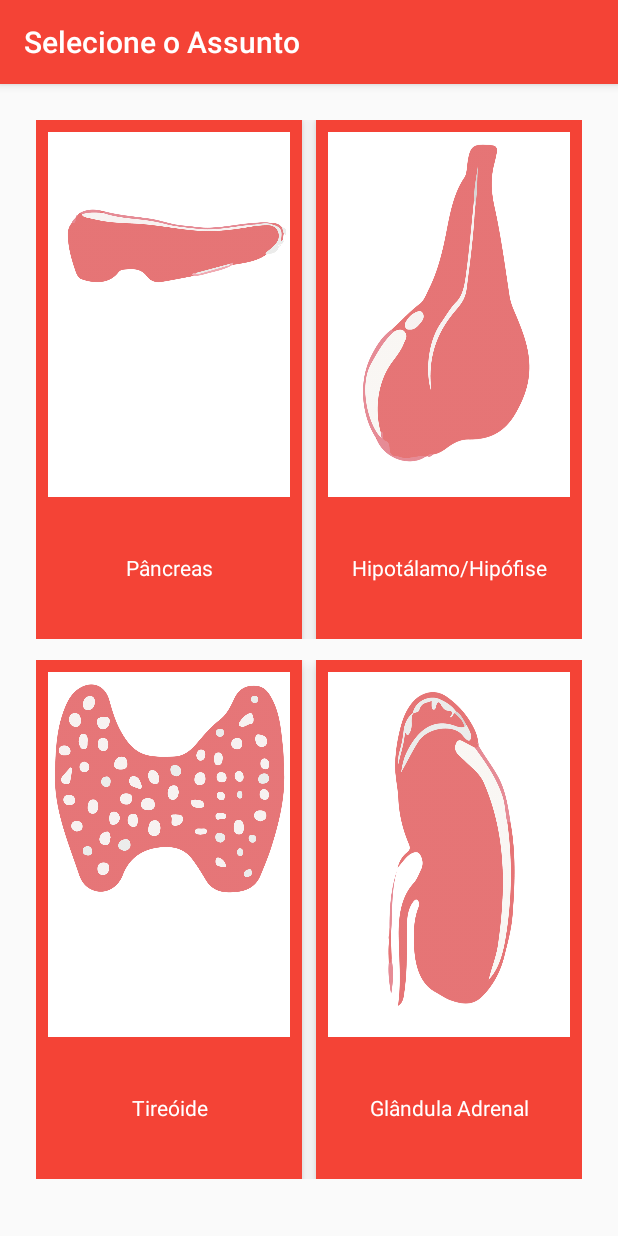
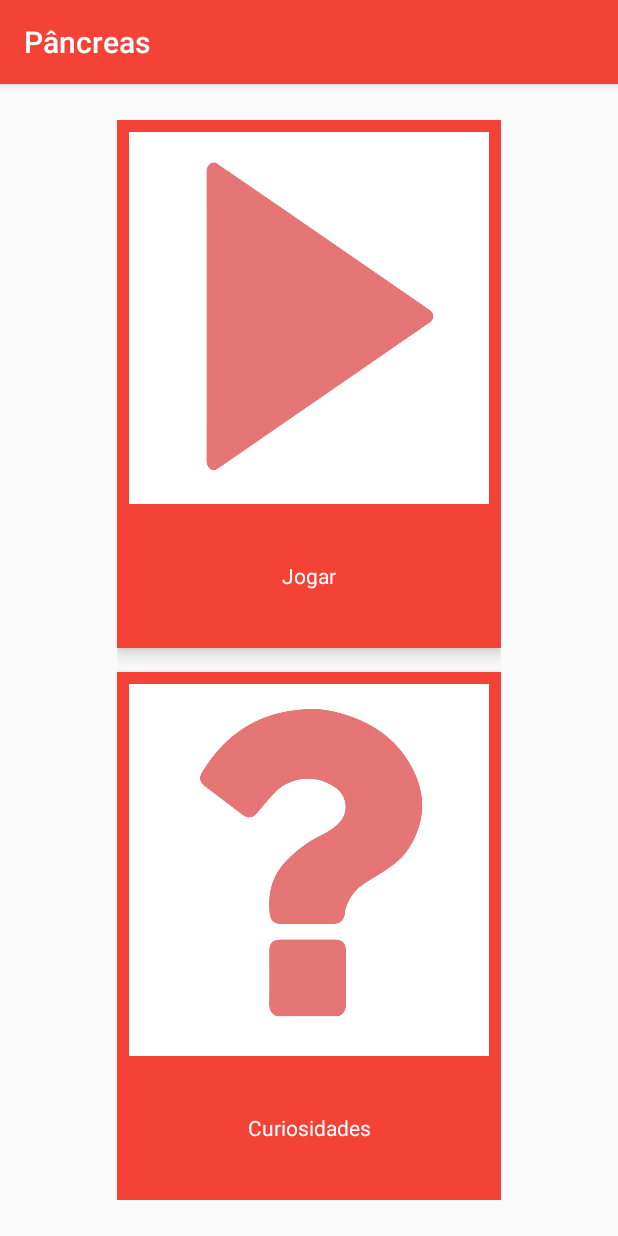
Before and after one commit to anjoshigor/TiPad, an Android app: the screen it shows after launch (MainActivity before the commit, Pancreas after it), after a tap on "Pâncreas", on a phone screen of 412 x 824 dp. Run offline under Robolectric (Android 15) with nearby library versions, the phone set to English and light mode, and no system bars.

Commit message:
Telas do pancreas de jogo e de perguntas adicionadas

```diff
--- a/app/build.gradle
+++ b/app/build.gradle
@@ -23,4 +23,5 @@ dependencies {
     compile fileTree(dir: 'libs', include: ['*.jar'])
     testCompile 'junit:junit:4.12'
     compile 'com.android.support:appcompat-v7:23.2.1'
+    compile 'com.android.support:design:23.2.1'
 }
--- a/app/src/main/AndroidManifest.xml
+++ b/app/src/main/AndroidManifest.xml
@@ -4,9 +4,9 @@
 
     <application
         android:allowBackup="true"
-        android:largeHeap="true"
         android:icon="@mipmap/ic_launcher_app"
         android:label="@string/app_name"
+        android:largeHeap="true"
         android:supportsRtl="true"
         android:theme="@style/AppTheme">
         <activity android:name=".MainActivity">
@@ -16,6 +16,10 @@
                 <category android:name="android.intent.category.LAUNCHER" />
             </intent-filter>
         </activity>
+        <activity android:name=".Pancreas" />
+        <activity
+            android:name=".Perguntas"
+            android:theme="@style/AppTheme.NoBar"/>
     </application>
 
 </manifest>
--- a/app/src/main/java/com/anjoshigor/tipad/MainActivity.java
+++ b/app/src/main/java/com/anjoshigor/tipad/MainActivity.java
@@ -1,5 +1,6 @@
 package com.anjoshigor.tipad;
 
+import android.content.Intent;
 import android.support.v7.app.AppCompatActivity;
 import android.os.Bundle;
 import android.view.View;
@@ -9,22 +10,43 @@ import android.widget.Toast;
 public class MainActivity extends AppCompatActivity {
 
     Toast toastP, toastH, toastA, toastT;
-
+    Intent intentP;
+    ImageView pancreasImage, hipofiseImage, adrenalImage, tireoideImage;
     @Override
     protected void onCreate(Bundle savedInstanceState) {
         super.onCreate(savedInstanceState);
         setContentView(R.layout.activity_main);
         setTitle("Selecione o Assunto");
+        populateImages();
 
-        toastP = Toast.makeText(getApplicationContext(), "BUTAO Pancreas", Toast.LENGTH_LONG);
-        toastH = Toast.makeText(getApplicationContext(), "BUTAO Hipotálamo", Toast.LENGTH_LONG);
-        toastT = Toast.makeText(getApplicationContext(), "BUTAO Tireoide", Toast.LENGTH_LONG);
-        toastA = Toast.makeText(getApplicationContext(), "BUTAO Adrenal", Toast.LENGTH_LONG);
 
+
+    }
+
+    private void populateImages() {
+        runOnUiThread(new Runnable() {
+            public void run() {
+                pancreasImage = (ImageView) findViewById(R.id.pancreasImageView);
+                tireoideImage = (ImageView) findViewById(R.id.tireoideImageView);
+                hipofiseImage = (ImageView) findViewById(R.id.hipofiseImageView);
+                adrenalImage = (ImageView) findViewById(R.id.adrenalImageView);
+                hipofiseImage.setImageDrawable(getResources().getDrawable(R.drawable.rsz_hipofise_02));
+                tireoideImage.setImageDrawable(getResources().getDrawable(R.drawable.rsz_tireoide_02));
+                adrenalImage.setImageDrawable(getResources().getDrawable(R.drawable.rsz_adrenal_02));
+                pancreasImage.setImageDrawable(getResources().getDrawable(R.drawable.rsz_pancreas_02));
+                toastP = Toast.makeText(getApplicationContext(), "BUTAO Pancreas", Toast.LENGTH_LONG);
+                toastH = Toast.makeText(getApplicationContext(), "BUTAO Hipotálamo", Toast.LENGTH_LONG);
+                toastT = Toast.makeText(getApplicationContext(), "BUTAO Tireoide", Toast.LENGTH_LONG);
+                toastA = Toast.makeText(getApplicationContext(), "BUTAO Adrenal", Toast.LENGTH_LONG);
+                intentP = new Intent(getBaseContext(), Pancreas.class);
+                intentP.setFlags(Intent.FLAG_ACTIVITY_CLEAR_TOP);
+            }
+        });
     }
 
     public void callPancreasView(View v) {
         toastP.show();
+        startActivity(intentP);
     }
 
     public void callHipotView(View v) {
--- /dev/null
+++ b/app/src/main/java/com/anjoshigor/tipad/Pancreas.java
@@ -0,0 +1,55 @@
+package com.anjoshigor.tipad;
+
+/**
+ * Created by anjoshigor on 04/10/16.
+ */
+
+import android.content.Intent;
+import android.support.v7.app.AppCompatActivity;
+import android.os.Bundle;
+import android.view.View;
+import android.widget.ImageView;
+import android.widget.Toast;
+
+public class Pancreas extends AppCompatActivity {
+
+    Toast toastP, toastC;
+    ImageView playImage, curImage;
+    Intent intentP;
+
+    @Override
+    protected void onCreate(Bundle savedInstanceState) {
+        super.onCreate(savedInstanceState);
+        setContentView(R.layout.pancreas);
+        setTitle("Pâncreas");
+        populateImages();
+
+
+    }
+
+    private void populateImages() {
+        runOnUiThread(new Runnable(){
+            public void run() {
+                playImage= (ImageView)findViewById(R.id.playImageView);
+                playImage.setImageDrawable(getResources().getDrawable(R.drawable.rsz_play));
+                curImage= (ImageView)findViewById(R.id.curImageView);
+                curImage.setImageDrawable(getResources().getDrawable(R.drawable.rsz_question_mark));
+                toastP = Toast.makeText(getApplicationContext(), "BUTAO Jogar", Toast.LENGTH_LONG);
+                toastC = Toast.makeText(getApplicationContext(), "BUTAO Curiosidades", Toast.LENGTH_LONG);
+                intentP = new Intent(getBaseContext(), Perguntas.class);
+                intentP.setFlags(Intent.FLAG_ACTIVITY_CLEAR_TOP);
+            }
+        });
+    }
+
+    public void callPlayView(View v) {
+        startActivity(intentP);
+        toastP.show();
+    }
+
+    public void callCurView(View v) {
+        toastC.show();
+    }
+
+
+}
--- a/app/src/main/res/layout/activity_main.xml
+++ b/app/src/main/res/layout/activity_main.xml
@@ -1,5 +1,6 @@
 <?xml version="1.0" encoding="utf-8"?>
-<LinearLayout xmlns:android="http://schemas.android.com/apk/res/android"
+<LinearLayout
+    xmlns:android="http://schemas.android.com/apk/res/android"
     xmlns:tools="http://schemas.android.com/tools"
     android:layout_width="match_parent"
     android:layout_height="match_parent"
@@ -15,6 +16,7 @@
         android:orientation="horizontal">
 
         <LinearLayout
+            android:layout_gravity="center"
             android:layout_width="0dp"
             android:layout_height="match_parent"
             android:layout_marginRight="4dp"
@@ -27,12 +29,12 @@
             android:paddingRight="4dp">
 
             <ImageView
+                android:id="@+id/pancreasImageView"
                 android:layout_width="match_parent"
                 android:layout_height="0dp"
                 android:layout_weight="4"
                 android:adjustViewBounds="true"
-                android:scaleType="fitStart"
-                android:src="@drawable/rsz_pancreas_02" />
+                android:scaleType="centerInside" />
 
             <TextView
                 android:layout_width="match_parent"
@@ -41,13 +43,14 @@
                 android:background="@color/primary"
                 android:gravity="center"
                 android:padding="8dp"
-                android:text="Pâncreas"
+                android:text="@string/pancreas"
                 android:textColor="@color/icons" />
 
         </LinearLayout>
 
 
         <LinearLayout
+            android:layout_gravity="center"
             android:layout_width="0dp"
             android:layout_height="match_parent"
             android:layout_marginLeft="5dp"
@@ -60,12 +63,12 @@
             android:paddingRight="4dp">
 
             <ImageView
+                android:id="@+id/hipofiseImageView"
                 android:layout_width="match_parent"
                 android:layout_height="0dp"
                 android:layout_weight="4"
                 android:adjustViewBounds="true"
-                android:scaleType="fitXY"
-                android:src="@drawable/rsz_hipofise_02" />
+                android:scaleType="centerInside"/>
 
             <TextView
                 android:layout_width="match_parent"
@@ -74,7 +77,7 @@
                 android:background="@color/primary"
                 android:gravity="center"
                 android:padding="8dp"
-                android:text="Hipotálamo/Hipófise"
+                android:text="@string/hipofise"
                 android:textColor="@color/icons" />
 
         </LinearLayout>
@@ -96,17 +99,18 @@
             android:background="@drawable/background_border"
             android:elevation="6dp"
             android:onClick="callTireoideView"
+            android:layout_gravity="center"
             android:orientation="vertical"
             android:paddingLeft="4dp"
             android:paddingRight="4dp">
 
             <ImageView
+                android:id="@+id/tireoideImageView"
                 android:layout_width="match_parent"
                 android:layout_height="0dp"
                 android:layout_weight="4"
                 android:adjustViewBounds="true"
-                android:scaleType="fitStart"
-                android:src="@drawable/rsz_tireoide_02" />
+                android:scaleType="centerInside"/>
 
             <TextView
                 android:layout_width="match_parent"
@@ -115,7 +119,7 @@
                 android:background="@color/primary"
                 android:gravity="center"
                 android:padding="8dp"
-                android:text="Tireóide"
+                android:text="@string/tireoide"
                 android:textColor="@color/icons" />
 
         </LinearLayout>
@@ -126,6 +130,7 @@
             android:layout_height="match_parent"
             android:layout_marginLeft="5dp"
             android:layout_weight="1"
+            android:layout_gravity="center"
             android:background="@drawable/background_border"
             android:elevation="6dp"
             android:onClick="callAdrenalView"
@@ -134,12 +139,12 @@
             android:paddingRight="4dp">
 
             <ImageView
+                android:id="@+id/adrenalImageView"
                 android:layout_width="match_parent"
                 android:layout_height="0dp"
                 android:layout_weight="4"
                 android:adjustViewBounds="true"
-                android:scaleType="fitXY"
-                android:src="@drawable/rsz_adrenal_02" />
+                android:scaleType="centerInside"/>
 
             <TextView
                 android:layout_width="match_parent"
@@ -148,7 +153,7 @@
                 android:background="@color/primary"
                 android:gravity="center"
                 android:padding="8dp"
-                android:text="Glândula Adrenal"
+                android:text="@string/adrenal"
                 android:textColor="@color/icons" />
 
         </LinearLayout>
--- /dev/null
+++ b/app/src/main/res/layout/pancreas.xml
@@ -0,0 +1,76 @@
+<?xml version="1.0" encoding="utf-8"?>
+<LinearLayout xmlns:android="http://schemas.android.com/apk/res/android"
+    xmlns:tools="http://schemas.android.com/tools"
+    android:layout_width="match_parent"
+    android:layout_height="match_parent"
+    android:orientation="vertical"
+    android:padding="24dp"
+    tools:context="com.anjoshigor.tipad.Pancreas">
+
+    <LinearLayout
+        android:layout_width="wrap_content"
+        android:layout_height="match_parent"
+        android:layout_gravity="center"
+        android:orientation="vertical">
+
+        <LinearLayout
+            android:layout_width="wrap_content"
+            android:layout_height="0dp"
+            android:layout_marginBottom="8dp"
+            android:layout_weight="1"
+            android:background="@drawable/background_border"
+            android:elevation="6dp"
+            android:onClick="callPlayView"
+            android:orientation="vertical">
+
+            <ImageView
+                android:layout_width="match_parent"
+                android:layout_height="0dp"
+                android:id="@+id/playImageView"
+                android:layout_weight="4"
+                android:adjustViewBounds="true"
+                android:scaleType="centerInside"
+                />
+
+            <TextView
+                android:layout_width="match_parent"
+                android:layout_height="0dp"
+                android:layout_weight="1.5"
+                android:background="@color/primary"
+                android:gravity="center"
+                android:padding="8dp"
+                android:text="@string/jogar"
+                android:textColor="@color/icons" />
+        </LinearLayout>
+
+        <LinearLayout
+            android:layout_width="wrap_content"
+            android:layout_height="0dp"
+            android:layout_marginTop="8dp"
+            android:layout_weight="1"
+            android:background="@drawable/background_border"
+            android:elevation="6dp"
+            android:onClick="callCurView"
+            android:orientation="vertical">
+
+            <ImageView
+                android:layout_width="match_parent"
+                android:layout_height="0dp"
+                android:layout_weight="4"
+                android:adjustViewBounds="true"
+                android:scaleType="centerInside"
+                android:id="@+id/curImageView"/>
+
+            <TextView
+                android:layout_width="match_parent"
+                android:layout_height="0dp"
+                android:layout_weight="1.5"
+                android:background="@color/primary"
+                android:gravity="center"
+                android:padding="8dp"
+                android:text="@string/curiosidades"
+                android:textColor="@color/icons" />
+        </LinearLayout>
+
+    </LinearLayout>
+</LinearLayout>
--- a/app/src/main/res/values/colors.xml
+++ b/app/src/main/res/values/colors.xml
@@ -7,6 +7,7 @@
     <color name="primary_text">#212121</color>
     <color name="secondary_text">#757575</color>
     <color name="icons">#FFFFFF</color>
-    <color name="divider">#BDBDBD</color>
+    <color name="divider">#e0e0e0</color>
+    <color name="indigo">#3F51B5</color>
 
 </resources>
--- a/app/src/main/res/values/dimens.xml
+++ b/app/src/main/res/values/dimens.xml
@@ -2,4 +2,7 @@
     <!-- Default screen margins, per the Android Design guidelines. -->
     <dimen name="activity_horizontal_margin">16dp</dimen>
     <dimen name="activity_vertical_margin">16dp</dimen>
+    <dimen name="app_bar_height">180dp</dimen>
+    <dimen name="fab_margin">16dp</dimen>
+    <dimen name="text_margin">16dp</dimen>
 </resources>
--- a/app/src/main/res/values/styles.xml
+++ b/app/src/main/res/values/styles.xml
@@ -8,4 +8,21 @@
         <item name="colorAccent">@color/accent</item>
     </style>
 
+    <!-- Base application theme. -->
+    <style name="AppTheme.NoBar" parent="Theme.AppCompat.Light.NoActionBar">
+        <!-- Customize your theme here. -->
+        <item name="colorPrimary">@color/primary</item>
+        <item name="colorPrimaryDark">@color/primary_dark</item>
+        <item name="colorAccent">@color/accent</item>
+    </style>
+
+    <style name="RespostaCinza" parent="@android:style/TextAppearance.Medium">
+        <item name="android:layout_width">0dp</item>
+        <item name="android:layout_weight">10</item>
+        <item name="android:padding">8dp</item>
+        <item name="android:textColor">@color/primary_text</item>
+        <item name="android:textStyle">normal</item>
+        <item name="android:layout_height">wrap_content</item>
+    </style>
+
 </resources>
```
Also changed, not shown: app/src/main/java/com/anjoshigor/tipad/Perguntas.java (added, +42 -0 lines), app/src/main/res/layout/content_perguntas.xml (added, +185 -0 lines), app/src/main/res/values/strings.xml (+13 -0 lines), app/src/main/res/drawable/adrenal.png (deleted), app/src/main/res/drawable/hipofise.png (deleted), app/src/main/res/drawable/pancreas.png (deleted), app/src/main/res/drawable/play.png (deleted), app/src/main/res/drawable/question_mark.png (deleted), app/src/main/res/drawable/rsz_play.png (added), app/src/main/res/drawable/rsz_question_mark.png (added), app/src/main/res/drawable/tireoide.png (deleted), 1 other file.
